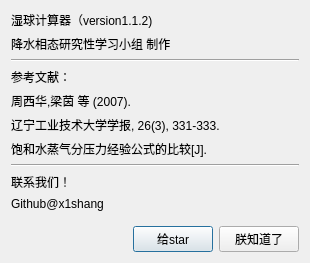
Before: the Qt Designer form 关于.ui in x1shang/Wetbulb-Calculator, drawn with Qt 5.
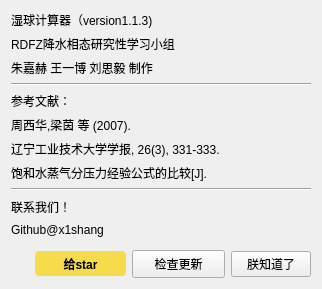
After: the same form once the commit is applied.

Commit message: 1.1.3小更新

```diff
--- a/关于.ui
+++ b/关于.ui
@@ -6,8 +6,8 @@
    <rect>
     <x>0</x>
     <y>0</y>
-    <width>310</width>
-    <height>263</height>
+    <width>322</width>
+    <height>289</height>
    </rect>
   </property>
   <property name="windowTitle">
@@ -25,7 +25,7 @@
         </size>
        </property>
        <property name="text">
-        <string>湿球计算器（version1.1.2)</string>
+        <string>湿球计算器（version1.1.3)</string>
        </property>
       </widget>
      </item>
@@ -38,7 +38,14 @@
         </size>
        </property>
        <property name="text">
-        <string>降水相态研究性学习小组 制作</string>
+        <string>RDFZ降水相态研究性学习小组</string>
+       </property>
+      </widget>
+     </item>
+     <item>
+      <widget class="QLabel" name="label_9">
+       <property name="text">
+        <string>朱嘉赫 王一博 刘思毅 制作</string>
        </property>
       </widget>
      </item>
@@ -91,18 +98,45 @@
     </widget>
    </item>
    <item>
-    <layout class="QVBoxLayout" name="verticalLayout_3">
+    <layout class="QHBoxLayout" name="horizontalLayout">
      <item>
-      <widget class="QLabel" name="label_7">
-       <property name="text">
-        <string>联系我们！</string>
-       </property>
-      </widget>
+      <layout class="QVBoxLayout" name="verticalLayout_3">
+       <item>
+        <widget class="QLabel" name="label_7">
+         <property name="text">
+          <string>联系我们！</string>
+         </property>
+        </widget>
+       </item>
+       <item>
+        <widget class="QLabel" name="label_8">
+         <property name="maximumSize">
+          <size>
+           <width>16777215</width>
+           <height>16</height>
+          </size>
+         </property>
+         <property name="text">
+          <string>Github@x1shang</string>
+         </property>
+        </widget>
+       </item>
+      </layout>
      </item>
      <item>
-      <widget class="QLabel" name="label_8">
-       <property name="text">
-        <string>Github@x1shang</string>
+      <widget class="QTextBrowser" name="textBrowser">
+       <property name="maximumSize">
+        <size>
+         <width>181</width>
+         <height>41</height>
+        </size>
+       </property>
+       <property name="styleSheet">
+        <string notr="true">#textBrowser {
+        background: #f0f0f0;
+        border: 1px solid transparent;
+        border-radius: 5px;
+    }</string>
        </property>
       </widget>
      </item>
@@ -116,15 +150,15 @@
      <property name="sizeHint" stdset="0">
       <size>
        <width>20</width>
-       <height>0</height>
+       <height>2</height>
       </size>
      </property>
     </spacer>
    </item>
    <item>
-    <layout class="QHBoxLayout" name="horizontalLayout">
+    <layout class="QHBoxLayout" name="horizontalLayout_2">
      <item>
-      <spacer name="horizontalSpacer">
+      <spacer name="horizontalSpacer_2">
        <property name="orientation">
         <enum>Qt::Horizontal</enum>
        </property>
@@ -138,11 +172,48 @@
      </item>
      <item>
       <widget class="QPushButton" name="pushButton_2">
+       <property name="minimumSize">
+        <size>
+         <width>91</width>
+         <height>25</height>
+        </size>
+       </property>
+       <property name="styleSheet">
+        <string notr="true">#pushButton_2 {
+    background: rgba(247, 215, 32, 0.8); 
+    color: rgb(0, 0, 0);  
+    font-weight: bold;   /* 加粗效果 */
+    border-radius: 4px;
+}
+#pushButton_2:pressed {
+    background: rgb(255, 255, 99);
+    border-radius: 4px;
+}</string>
+       </property>
        <property name="text">
         <string>给star</string>
        </property>
       </widget>
      </item>
+     <item>
+      <widget class="QPushButton" name="pushButton_3">
+       <property name="minimumSize">
+        <size>
+         <width>93</width>
+         <height>28</height>
+        </size>
+       </property>
+       <property name="maximumSize">
+        <size>
+         <width>93</width>
+         <height>28</height>
+        </size>
+       </property>
+       <property name="text">
+        <string>检查更新</string>
+       </property>
+      </widget>
+     </item>
      <item>
       <widget class="QPushButton" name="pushButton">
        <property name="text">
```
The commit also changes 5 other files.
